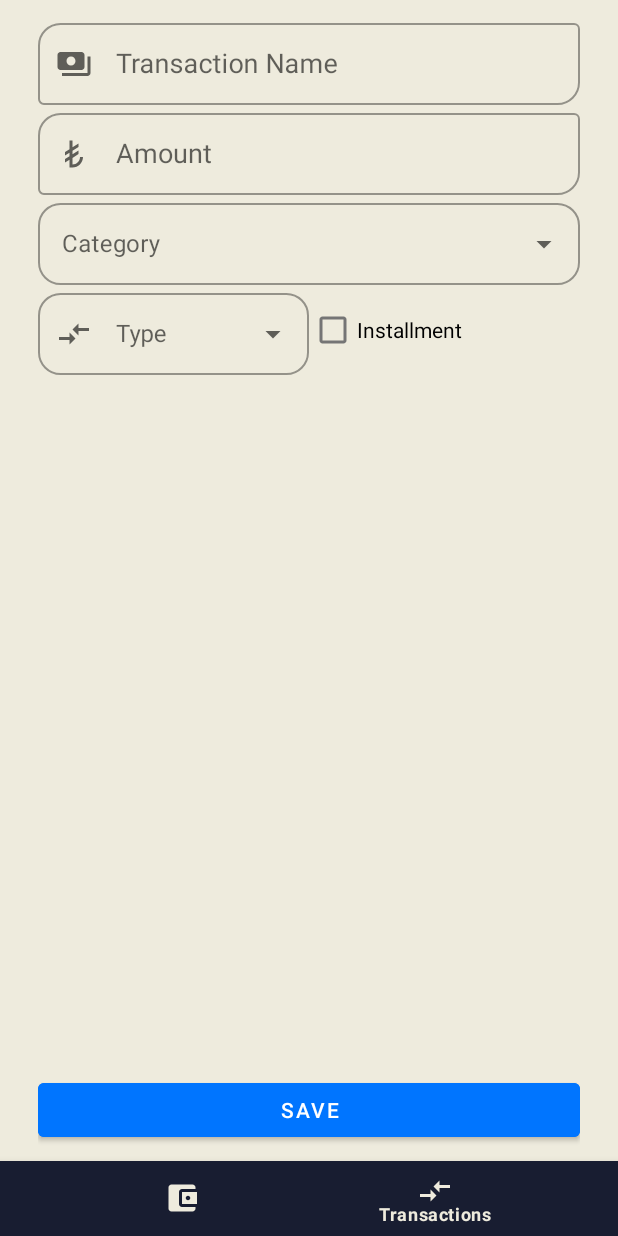
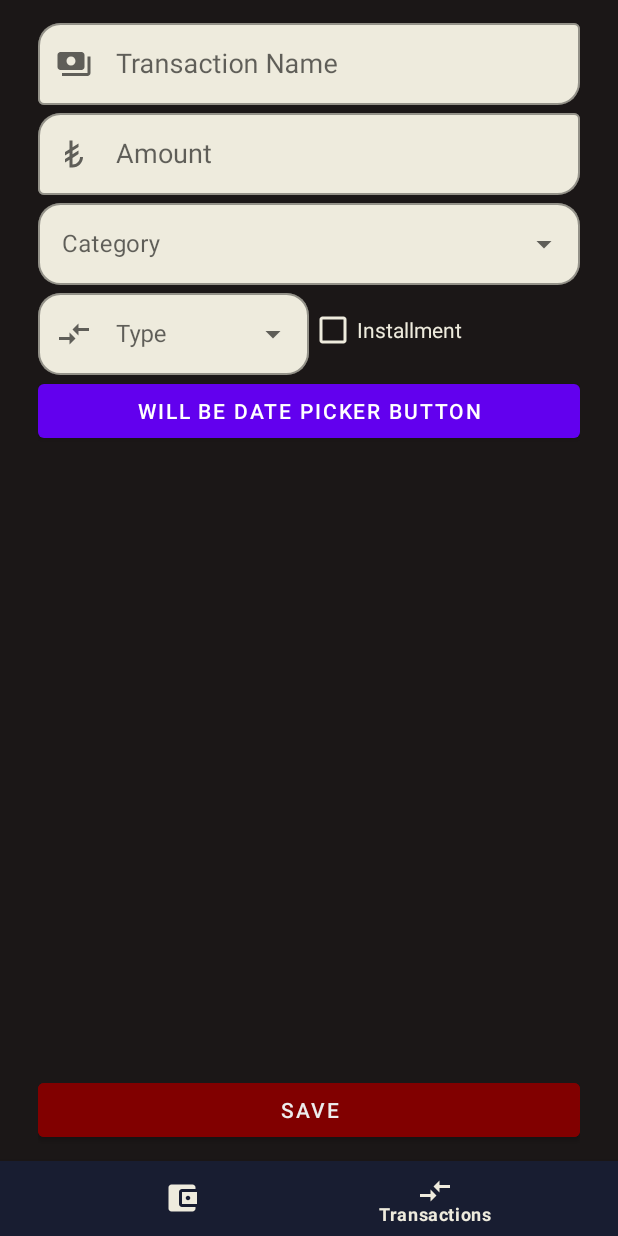
Before and after one commit to kizilcanali/StingyApp, an Android app: the AddTransactionFragment screen opened through its navigation route, on a phone screen of 412 x 824 dp. Run offline under Robolectric (Android 15) with nearby library versions, the phone set to English and light mode, and no system bars; our stand-ins replace Dagger/Hilt's generated code, data binding, navigation-ui; 1 statement that could not run was skipped.

Commit message:
UI Design cont.

```diff
--- a/app/src/main/res/layout/fragment_add_transaction.xml
+++ b/app/src/main/res/layout/fragment_add_transaction.xml
@@ -15,7 +15,7 @@
         android:paddingHorizontal="25dp"
         android:paddingVertical="10dp"
         tools:context=".ui.add.AddTransactionFragment"
-        android:background="@color/transaction_bg"
+        android:background="@color/dark"
         >
 
         <com.google.android.material.textfield.TextInputLayout
@@ -29,7 +29,8 @@
             app:layout_constraintEnd_toEndOf="parent"
             app:layout_constraintStart_toStartOf="parent"
             app:layout_constraintTop_toTopOf="parent"
-            app:startIconDrawable="@drawable/ic_payment">
+            app:startIconDrawable="@drawable/ic_payment"
+            app:boxBackgroundColor="@color/transaction_bg">
             <AutoCompleteTextView
                 android:layout_width="match_parent"
                 android:layout_height="match_parent"
@@ -49,7 +50,8 @@
             app:layout_constraintEnd_toEndOf="parent"
             app:layout_constraintStart_toStartOf="parent"
             app:layout_constraintTop_toBottomOf="@id/transactionNameInput"
-            app:startIconDrawable="@drawable/ic_amount">
+            app:startIconDrawable="@drawable/ic_amount"
+            app:boxBackgroundColor="@color/transaction_bg">
 
             <AutoCompleteTextView
                 android:layout_width="match_parent"
@@ -62,20 +64,22 @@
             android:id="@+id/transactionDateInputButton"
             android:layout_width="0dp"
             android:layout_height="wrap_content"
-            app:layout_constraintStart_toStartOf="@id/installmentMonthInput"
+            app:layout_constraintStart_toStartOf="parent"
             app:layout_constraintTop_toBottomOf="@id/installmentMonthInput"
-            app:layout_constraintEnd_toEndOf="@id/installmentMonthInput"
-
+            app:layout_constraintEnd_toEndOf="parent"
+            android:text="Will Be Date Picker Button"
             />
         <TextView
             android:id="@+id/showDateText"
-            android:layout_width="150dp"
-            android:layout_height="0dp"
+            android:layout_width="0dp"
+            android:layout_height="50dp"
             android:gravity="center"
             android:text="@={viewModel.date}"
             android:textSize="18sp"
             app:layout_constraintTop_toBottomOf="@id/transactionDateInputButton"
-            app:layout_constraintStart_toStartOf="parent" />
+            app:layout_constraintStart_toStartOf="parent"
+            app:layout_constraintEnd_toEndOf="parent"
+            android:textColor="@color/transaction_bg"/>
 
 
         <com.google.android.material.textfield.TextInputLayout
@@ -90,7 +94,8 @@
             android:hint="@string/category_input"
             app:layout_constraintEnd_toEndOf="parent"
             app:layout_constraintStart_toStartOf="parent"
-            app:layout_constraintTop_toBottomOf="@id/transactionAmountInput">
+            app:layout_constraintTop_toBottomOf="@id/transactionAmountInput"
+            app:boxBackgroundColor="@color/transaction_bg">
 
             <AutoCompleteTextView
                 android:id="@+id/categoryList"
@@ -114,7 +119,8 @@
             app:layout_constraintEnd_toStartOf="@id/hasInstallmentCheck"
             app:layout_constraintStart_toStartOf="parent"
             app:layout_constraintTop_toBottomOf="@id/transactionCategoryInput"
-            app:startIconDrawable="@drawable/ic_transactions">
+            app:startIconDrawable="@drawable/ic_transactions"
+            app:boxBackgroundColor="@color/transaction_bg">
 
             <AutoCompleteTextView
                 android:id="@+id/typeList"
@@ -133,7 +139,10 @@
             app:layout_constraintBottom_toBottomOf="@id/transactionType"
             app:layout_constraintEnd_toEndOf="parent"
             app:layout_constraintStart_toEndOf="@id/transactionType"
-            app:layout_constraintTop_toTopOf="@id/transactionType" />
+            app:layout_constraintTop_toTopOf="@id/transactionType"
+            android:buttonTint="@color/transaction_bg"
+            android:textColor="@color/transaction_bg"
+            />
 
         <com.google.android.material.textfield.TextInputLayout
             android:id="@+id/installmentMonthInput"
@@ -147,7 +156,8 @@
             app:layout_constraintEnd_toEndOf="parent"
             app:layout_constraintStart_toStartOf="parent"
             app:layout_constraintTop_toBottomOf="@id/transactionType"
-            app:startIconDrawable="@drawable/ic_month">
+            app:startIconDrawable="@drawable/ic_month"
+            app:boxBackgroundColor="@color/transaction_bg">
 
             <AutoCompleteTextView
                 android:layout_width="match_parent"
@@ -160,12 +170,12 @@
             android:id="@+id/saveButton"
             android:layout_width="0dp"
             android:layout_height="wrap_content"
-            android:backgroundTint="@color/dark_blue"
+            android:backgroundTint="@color/red_dark"
             android:text="@string/save_button_text"
             app:layout_constraintEnd_toEndOf="parent"
             app:layout_constraintStart_toStartOf="parent"
             app:layout_constraintBottom_toBottomOf="parent"
-            style="@style/Widget.MaterialComponents.Button"
+            android:textColor="#EDEDED"
              />
 
     </androidx.constraintlayout.widget.ConstraintLayout>
```
